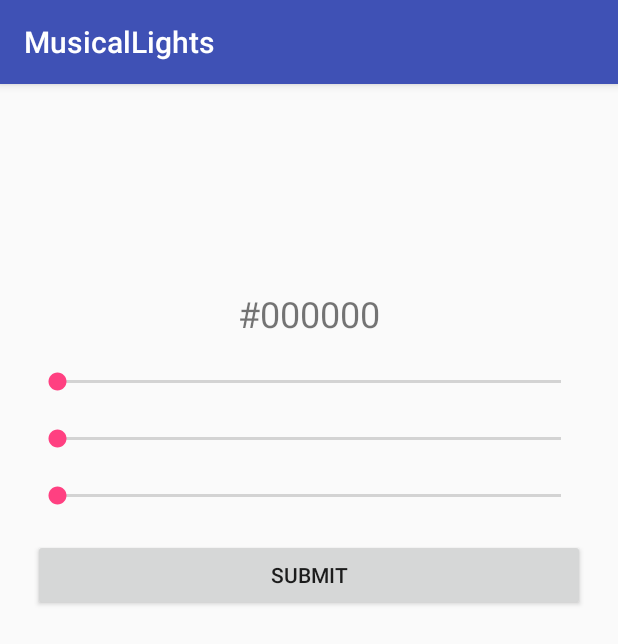
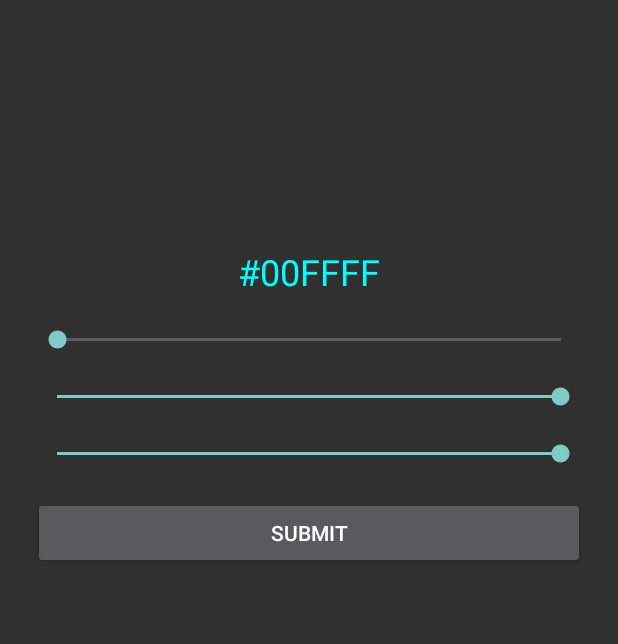
Before and after one commit to jasmaa/musical-lights, an Android app: the screen it shows after launch (ColorSlidersActivity), after a tap on "COLOR", on a phone screen of 412 x 824 dp. Shown: the top 644 px of the screen. Run offline under Robolectric (Android 15) with nearby library versions, the phone set to English and light mode, and no system bars.

Commit message:
Change to dark theme, fix slider bug

```diff
--- a/android/MusicalLights/app/src/main/AndroidManifest.xml
+++ b/android/MusicalLights/app/src/main/AndroidManifest.xml
@@ -12,7 +12,7 @@
         android:label="@string/app_name"
         android:roundIcon="@mipmap/ic_launcher_round"
         android:supportsRtl="true"
-        android:theme="@style/AppTheme">
+        android:theme="@style/DarkAppTheme">
         <activity android:name=".MainActivity">
             <intent-filter>
                 <action android:name="android.intent.action.MAIN" />
--- a/android/MusicalLights/app/src/main/java/com/happycampers/musicallights/ColorSlidersActivity.java
+++ b/android/MusicalLights/app/src/main/java/com/happycampers/musicallights/ColorSlidersActivity.java
@@ -11,22 +11,24 @@ import android.widget.TextView;
 
 import org.w3c.dom.Text;
 
+/**
+ * Controls color selection via sliders
+ */
 public class ColorSlidersActivity extends AppCompatActivity {
 
     private Button submitBtn;
     private TextView displayText;
     private SeekBar[] sliders;
 
-    private int currentColor;
-    private int r, b, g;
+    private int currentColor = Color.BLACK;
 
     @Override
     protected void onCreate(Bundle savedInstanceState) {
         super.onCreate(savedInstanceState);
         setContentView(R.layout.activity_color_sliders);
 
-        //Intent intent = getIntent();
-        //currentColor = Integer.parseInt(intent.getStringExtra("color"));
+        Intent intent = getIntent();
+        currentColor = Integer.parseInt(intent.getStringExtra("color"));
 
         sliders = new SeekBar[3];
         sliders[0] = (SeekBar) findViewById(R.id.rSeek);
@@ -61,23 +63,25 @@ public class ColorSlidersActivity extends AppCompatActivity {
                 Intent myIntent = new Intent(ColorSlidersActivity.this, MainActivity.class);
                 myIntent.putExtra("color", currentColor+"");
                 ColorSlidersActivity.this.startActivity(myIntent);
+                finish();
             }
         });
 
-        //setRGB(currentColor);
+        setRGB(currentColor);
         String hexColor = String.format("#%06X", (0xFFFFFF & currentColor));
         displayText.setText(hexColor);
+        displayText.setTextColor(currentColor);
     }
 
     /**
      * Update current color from sliders
      */
     private void getRGB(){
-        r = sliders[0].getProgress();
-        g = sliders[1].getProgress();
-        b = sliders[2].getProgress();
+        int red = sliders[0].getProgress();
+        int green = sliders[1].getProgress();
+        int blue = sliders[2].getProgress();
 
-        currentColor = (0xff) << 24 | (r & 0xff) << 16 | (g & 0xff) << 8 | (b & 0xff);
+        currentColor = (0xff) << 24 | (red & 0xff) << 16 | (green & 0xff) << 8 | (blue & 0xff);
         String hexColor = String.format("#%06X", (0xFFFFFF & currentColor));
         displayText.setText(hexColor);
         displayText.setTextColor(currentColor);
@@ -88,13 +92,13 @@ public class ColorSlidersActivity extends AppCompatActivity {
      * @param color
      */
     private void setRGB(int color){
-        r = (color >> 16) & 0xff;
-        g = (color >>  8) & 0xff;
-        b = (color) & 0xff;
+        int red = (color >> 16) & 0xff;
+        int green = (color >>  8) & 0xff;
+        int blue = (color) & 0xff;
 
-        sliders[0].setProgress(r);
-        sliders[1].setProgress(g);
-        sliders[2].setProgress(b);
+        sliders[0].setProgress(red);
+        sliders[1].setProgress(green);
+        sliders[2].setProgress(blue);
 
         String hexColor = String.format("#%06X", (0xFFFFFF & color));
         displayText.setText(hexColor);
--- a/android/MusicalLights/app/src/main/java/com/happycampers/musicallights/MainActivity.java
+++ b/android/MusicalLights/app/src/main/java/com/happycampers/musicallights/MainActivity.java
@@ -189,8 +189,9 @@ public class MainActivity extends AppCompatActivity {
             @Override
             public void onClick(View v) {
                 Intent myIntent = new Intent(MainActivity.this, ColorSlidersActivity.class);
-                //myIntent.putExtra("color", currentColor+"");
+                myIntent.putExtra("color", currentColor+"");
                 MainActivity.this.startActivity(myIntent);
+                finish();
             }
         });
 
--- a/android/MusicalLights/app/src/main/res/layout/activity_color_sliders.xml
+++ b/android/MusicalLights/app/src/main/res/layout/activity_color_sliders.xml
@@ -46,7 +46,8 @@
         <SeekBar
             android:id="@+id/gSeek"
             android:layout_width="match_parent"
-            android:layout_height="wrap_content" />
+            android:layout_height="wrap_content"
+            android:max="255" />
 
         <Space
             style="50"
@@ -56,7 +57,8 @@
         <SeekBar
             android:id="@+id/bSeek"
             android:layout_width="match_parent"
-            android:layout_height="wrap_content" />
+            android:layout_height="wrap_content"
+            android:max="255" />
 
         <Space
             style="50"
--- a/android/MusicalLights/app/src/main/res/values/colors.xml
+++ b/android/MusicalLights/app/src/main/res/values/colors.xml
@@ -3,4 +3,6 @@
     <color name="colorPrimary">#3F51B5</color>
     <color name="colorPrimaryDark">#303F9F</color>
     <color name="colorAccent">#FF4081</color>
+    <color name="primary_dark_material_dark">#000000</color>
+    <color name="primary_material_dark">#000000</color>
 </resources>
--- a/android/MusicalLights/app/src/main/res/values/styles.xml
+++ b/android/MusicalLights/app/src/main/res/values/styles.xml
@@ -1,11 +1,14 @@
 <resources>
 
     <!-- Base application theme. -->
-    <style name="AppTheme" parent="Theme.AppCompat.Light.DarkActionBar">
+    <style name="AppTheme" parent="Theme.AppCompat.Light.NoActionBar">
         <!-- Customize your theme here. -->
         <item name="colorPrimary">@color/colorPrimary</item>
         <item name="colorPrimaryDark">@color/colorPrimaryDark</item>
         <item name="colorAccent">@color/colorAccent</item>
     </style>
 
+    <style name="DarkAppTheme" parent="Theme.AppCompat.NoActionBar">
+    </style>
+
 </resources>
```
